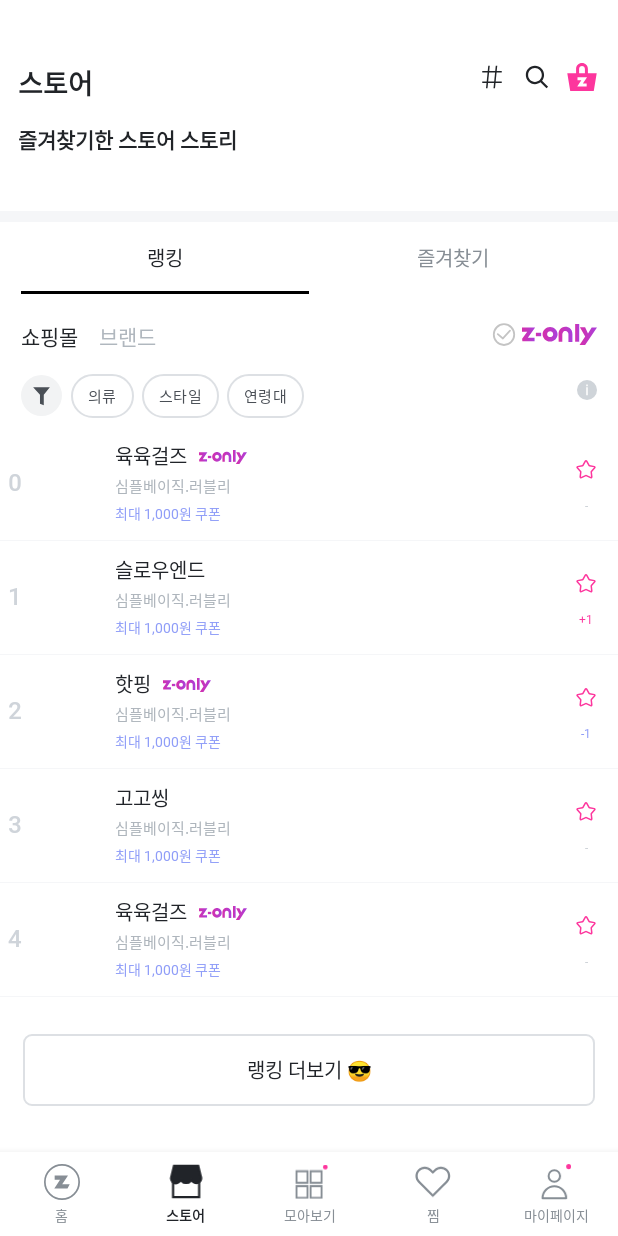
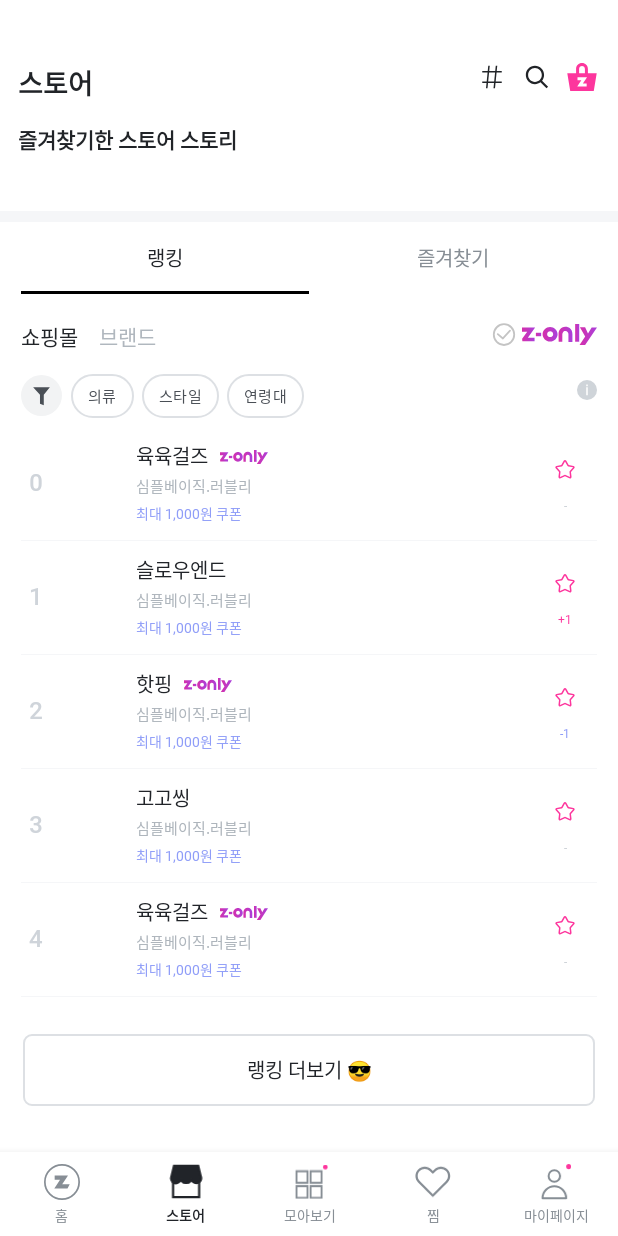
Before and after one commit to SOPT-ZigZag/AOS_ZIGZAG, an Android app: the screen it shows after launch (MainActivity), item 2 of the bottom bar chosen, on a phone screen of 412 x 824 dp. Run offline under Robolectric (Android 15) with nearby library versions, the phone set to English and light mode, and no system bars; our stand-ins replace CircleImageView.

Commit message:
[MOD] #3 - modify xml file

```diff
--- a/app/src/main/res/layout/fragment_ranking.xml
+++ b/app/src/main/res/layout/fragment_ranking.xml
@@ -3,7 +3,7 @@
     xmlns:app="http://schemas.android.com/apk/res-auto"
     xmlns:tools="http://schemas.android.com/tools"
     android:layout_width="match_parent"
-    android:layout_height="match_parent"
+    android:layout_height="wrap_content"
     tools:context=".ui.view.store.RankingFragment">
 
     <TextView
@@ -116,7 +116,9 @@
         android:id="@+id/rv_ranking"
         android:layout_width="match_parent"
         android:layout_height="wrap_content"
+        android:layout_marginStart="14dp"
         android:layout_marginTop="15dp"
+        android:layout_marginEnd="14dp"
         app:layoutManager="androidx.recyclerview.widget.LinearLayoutManager"
         app:layout_constraintEnd_toEndOf="parent"
         app:layout_constraintStart_toStartOf="parent"
@@ -131,11 +133,13 @@
         android:layout_marginStart="15dp"
         android:layout_marginTop="15dp"
         android:layout_marginEnd="15dp"
+        android:layout_marginBottom="15dp"
+        android:background="@drawable/rectangle_border_gray_5"
+        android:fontFamily="@font/noto_sans_kr_medium"
+        android:text="@string/more_ranking"
+        android:textColor="@color/dark_gray"
         android:textSize="13sp"
-        android:textColor="@color/dark_gray"
-        android:background="@drawable/rectangle_border_gray_5"
-        android:text="@string/more_ranking"
-        android:fontFamily="@font/noto_sans_kr_medium"
+        app:layout_constraintBottom_toBottomOf="parent"
         app:layout_constraintEnd_toEndOf="parent"
         app:layout_constraintStart_toStartOf="parent"
         app:layout_constraintTop_toBottomOf="@+id/rv_ranking" />
--- a/app/src/main/res/layout/fragment_store.xml
+++ b/app/src/main/res/layout/fragment_store.xml
@@ -107,12 +107,12 @@
                 android:layout_height="wrap_content"
                 android:layout_marginStart="14dp"
                 android:layout_marginEnd="14dp"
-                app:tabSelectedTextColor="@color/dark_gray"
-                app:tabTextColor="@color/gray"
-                app:tabTextAppearance="@style/TabTextStyle"
                 app:layout_constraintEnd_toEndOf="parent"
                 app:layout_constraintStart_toStartOf="parent"
-                app:layout_constraintTop_toBottomOf="@+id/line" />
+                app:layout_constraintTop_toBottomOf="@+id/line"
+                app:tabSelectedTextColor="@color/dark_gray"
+                app:tabTextAppearance="@style/TabTextStyle"
+                app:tabTextColor="@color/gray" />
 
             <View
                 android:id="@+id/line"
@@ -126,9 +126,7 @@
             <androidx.viewpager2.widget.ViewPager2
                 android:id="@+id/vp_store"
                 android:layout_width="match_parent"
-                android:layout_height="0dp"
-                android:layout_marginBottom="20dp"
-                app:layout_constraintBottom_toBottomOf="parent"
+                android:layout_height="wrap_content"
                 app:layout_constraintEnd_toEndOf="parent"
                 app:layout_constraintStart_toStartOf="parent"
                 app:layout_constraintTop_toBottomOf="@+id/tl_store" />
--- a/app/src/main/res/layout/item_store.xml
+++ b/app/src/main/res/layout/item_store.xml
@@ -6,6 +6,7 @@
     android:layout_height="wrap_content">
 
     <androidx.constraintlayout.widget.ConstraintLayout
+        android:id="@+id/cl_store"
         android:layout_width="match_parent"
         android:layout_height="match_parent"
         android:layout_marginBottom="9dp"
```
